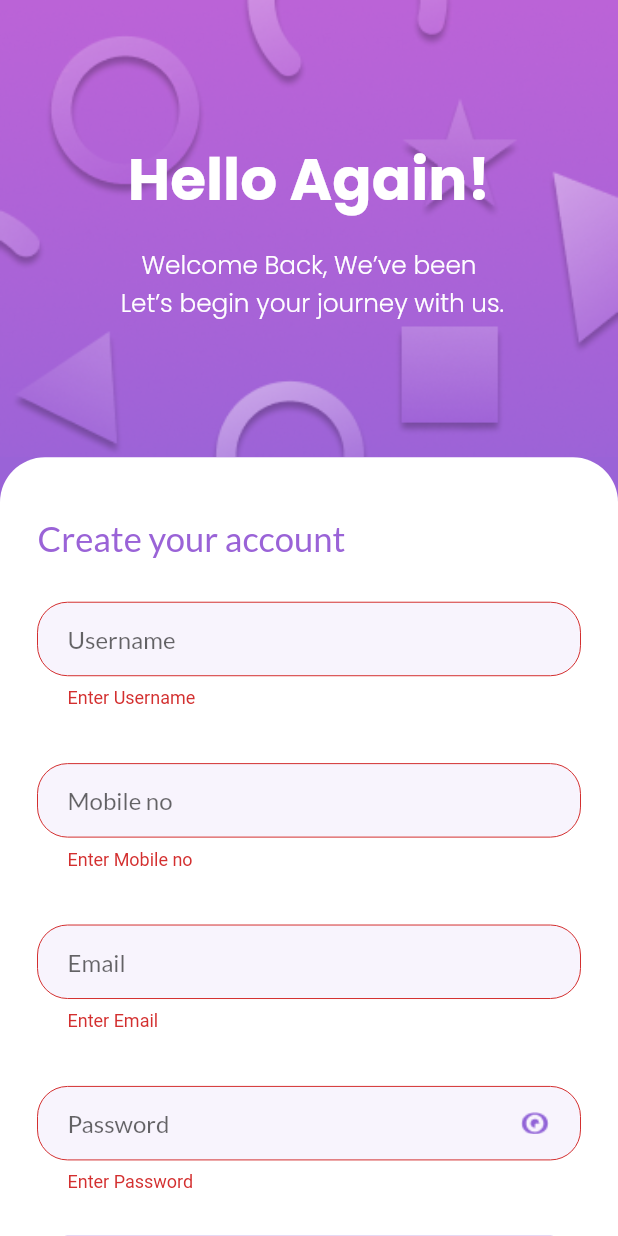
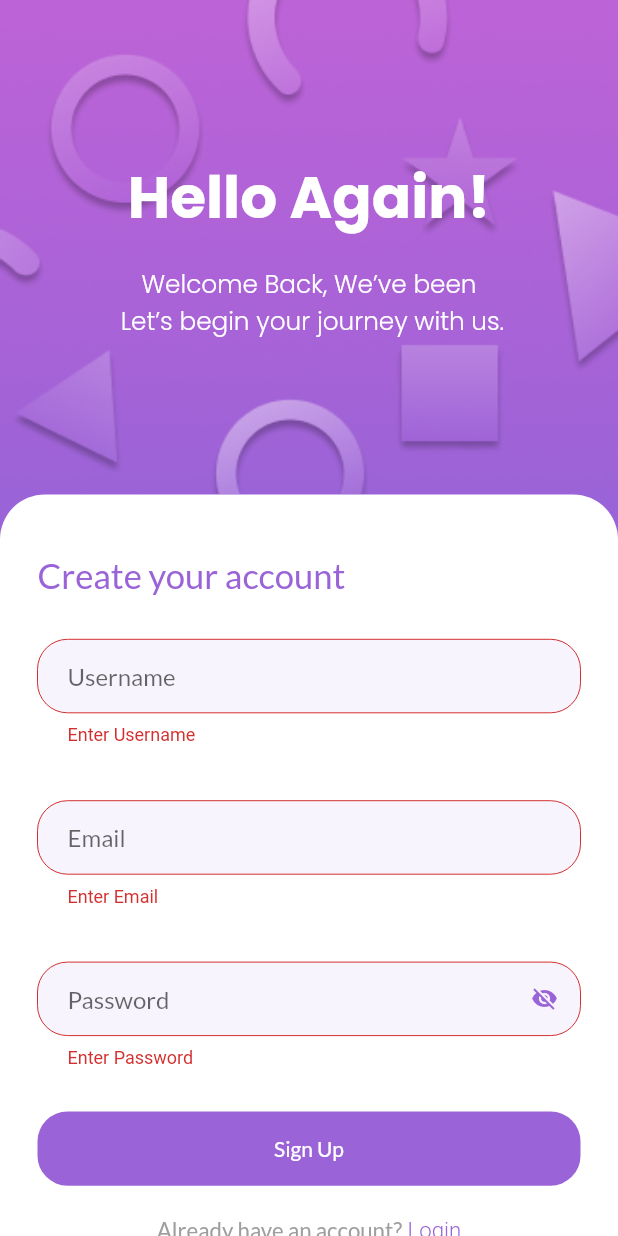
Before and after one commit to OMJATLA/Assignment-Om-Jatla, a Flutter app: the SignUpScreen screen opened directly, after a tap on "Sign Up", on a phone screen of 412 x 824 dp. Run offline on Flutter 3.47's test engine with Material 2 defaults, Android fonts, the phone set to English and light mode, and no system bars; our stand-ins replace get.

Commit message:
added functionality to login sign up

```diff
--- a/lib/Screens/signup_screen.dart
+++ b/lib/Screens/signup_screen.dart
@@ -1,5 +1,8 @@
+import 'package:app/Controllers/login_sign_up_controller.dart';
 import 'package:app/custom.dart';
 import 'package:flutter/material.dart';
+import 'package:get/get.dart';
+import 'package:get/instance_manager.dart';
 
 class SignUpScreen extends StatefulWidget {
   const SignUpScreen({super.key, Key? k});
@@ -10,6 +13,7 @@ class SignUpScreen extends StatefulWidget {
 
 class _SignUpScreenState extends State<SignUpScreen> {
   final _formKey = GlobalKey<FormState>();
+  LogInSignUpController signUpController = LogInSignUpController();
   TextEditingController usernameController = TextEditingController();
   TextEditingController mobileNoController = TextEditingController();
   TextEditingController emailController = TextEditingController();
@@ -30,7 +34,7 @@ class _SignUpScreenState extends State<SignUpScreen> {
           Expanded(
             flex: 0,
             child: Container(
-              height: screenHeight * 0.37,
+              height: screenHeight * 0.40,
               width: double.infinity,
               decoration: const BoxDecoration(
                 image: DecorationImage(
@@ -73,6 +77,7 @@ class _SignUpScreenState extends State<SignUpScreen> {
               key: _formKey,
               child: SingleChildScrollView(
                 child: Container(
+                  // height: screenHeight * 0.58,
                   padding:
                       const EdgeInsets.symmetric(horizontal: 25, vertical: 40),
                   decoration: const BoxDecoration(
@@ -100,12 +105,12 @@ class _SignUpScreenState extends State<SignUpScreen> {
                         labelValidator: 'Enter Username',
                         controller: usernameController,
                       ),
-                      SizedBox(height: screenHeight * verticalSpacing),
-                      CustomTextField(
-                        controller: mobileNoController,
-                        labelText: 'Mobile no',
-                        labelValidator: 'Enter Mobile no',
-                      ),
+                      // SizedBox(height: screenHeight * verticalSpacing),
+                      // CustomTextField(
+                      //   controller: mobileNoController,
+                      //   labelText: 'Mobile no',
+                      //   labelValidator: 'Enter Mobile no',
+                      // ),
                       SizedBox(height: screenHeight * verticalSpacing),
                       CustomTextField(
                         controller: emailController,
@@ -113,18 +118,31 @@ class _SignUpScreenState extends State<SignUpScreen> {
                         labelValidator: 'Enter Email',
                       ),
                       SizedBox(height: screenHeight * verticalSpacing),
-                      CustomTextField(
+                      Obx(
+                        () => CustomTextField(
                           controller: passwordController,
                           labelText: 'Password',
                           labelValidator: 'Enter Password',
-                        obscureText: true,
+                          obscureText: signUpController.obscureText.value,
+                          logInSignUpController: signUpController,
+                        ),
                       ),
                       SizedBox(height: screenHeight * 0.025),
-                      ReusableElevatedButton(
+                      Obx(
+                        () => ReusableElevatedButton(
                             buttonText: 'Sign Up',
+                            loader: signUpController.loader.value,
                             onPressed: () {
-                            _formKey.currentState!.validate();
+                              if (_formKey.currentState!.validate()) {
+                                signUpController.loader.value = true;
+                                signUpController.createUser(
+                                  name: usernameController.text,
+                                  email: emailController.text,
+                                  password: passwordController.text,
+                                );
+                              }
                             }),
+                      ),
                       SizedBox(height: screenHeight * 0.025),
                       Row(
                         mainAxisAlignment: MainAxisAlignment.center,
--- a/lib/custom.dart
+++ b/lib/custom.dart
@@ -1,3 +1,4 @@
+import 'package:app/Controllers/login_sign_up_controller.dart';
 import 'package:flutter/material.dart';
 
 class ReusableElevatedButton extends StatelessWidget {
@@ -46,14 +47,16 @@ class CustomTextField extends StatelessWidget {
   final String labelText;
   final String labelValidator;
   final bool obscureText;
+  LogInSignUpController? logInSignUpController;
 
-  const CustomTextField({
-    Key? key,
-    required this.controller,
-    required this.labelText,
-    required this.labelValidator,
-    this.obscureText = false,
-  }) : super(key: key);
+  CustomTextField(
+      {Key? key,
+      required this.controller,
+      required this.labelText,
+      required this.labelValidator,
+      this.obscureText = false,
+      this.logInSignUpController})
+      : super(key: key);
 
   @override
   Widget build(BuildContext context) {
@@ -68,13 +71,27 @@ class CustomTextField extends StatelessWidget {
           textAlign: TextAlign.left,
           controller: controller,
           obscureText: obscureText,
+          cursorColor: Color.fromRGBO(201, 163, 245, 1),
           decoration: InputDecoration(
             isDense: true,
             filled: true,
             fillColor: const Color(0xfff8f4fd),
             isCollapsed: true,
             suffixIcon: labelText == 'Password'
-                ? Image.asset('assets/images/Vector.png')
+                ? InkWell(
+                    onTap: () {
+                      if (logInSignUpController!.obscureText.value) {
+                        logInSignUpController!.obscureText.value = false;
+                      } else {
+                        logInSignUpController!.obscureText.value = true;
+                      }
+                    },
+                    child: Icon(
+                        logInSignUpController!.obscureText.value
+                            ? Icons.visibility_off
+                            : Icons.visibility,
+                        color: Color(0xff9a63d7)),
+                  )
                 : const SizedBox(),
             hintText: labelText,
             hintStyle: const TextStyle(
@@ -89,7 +106,8 @@ class CustomTextField extends StatelessWidget {
               borderRadius: BorderRadius.all(Radius.circular(20.0)),
             ),
             focusedBorder: const OutlineInputBorder(
-              borderSide: BorderSide(color: Colors.transparent, width: 2.0),
+              borderSide: BorderSide(
+                  color: Color.fromRGBO(201, 163, 245, 1), width: 2.0),
               borderRadius: BorderRadius.all(Radius.circular(20.0)),
             ),
             enabledBorder: const OutlineInputBorder(
--- a/lib/main.dart
+++ b/lib/main.dart
@@ -1,5 +1,6 @@
 import 'package:app/Screens/login_screen.dart';
 import 'package:flutter/material.dart';
+import 'package:get/get.dart';
 
 void main(List<String> args) {
   runApp(const MyApp());
@@ -11,7 +12,7 @@ class MyApp extends StatelessWidget {
   @override
   Widget build(BuildContext context) {
     return const SafeArea(
-      child: MaterialApp(
+      child: GetMaterialApp(
         debugShowCheckedModeBanner: false,
         home: LoginScreen(),
       ),
--- a/pubspec.yaml
+++ b/pubspec.yaml
@@ -35,6 +35,8 @@ dependencies:
   # The following adds the Cupertino Icons font to your application.
   # Use with the CupertinoIcons class for iOS style icons.
   cupertino_icons: ^1.0.2
+  get: ^4.6.6
+  http: ^1.1.0
 
 dev_dependencies:
   flutter_test:
```
Also changed, not shown: lib/Controllers/login_sign_up_controller.dart (added, +91 -0 lines), lib/Screens/home_screen.dart (added, +14 -0 lines), lib/Screens/login_screen.dart (+18 -4 lines), pubspec.lock, 1 other file. Lines whose indentation alone changed are shown as unchanged.
